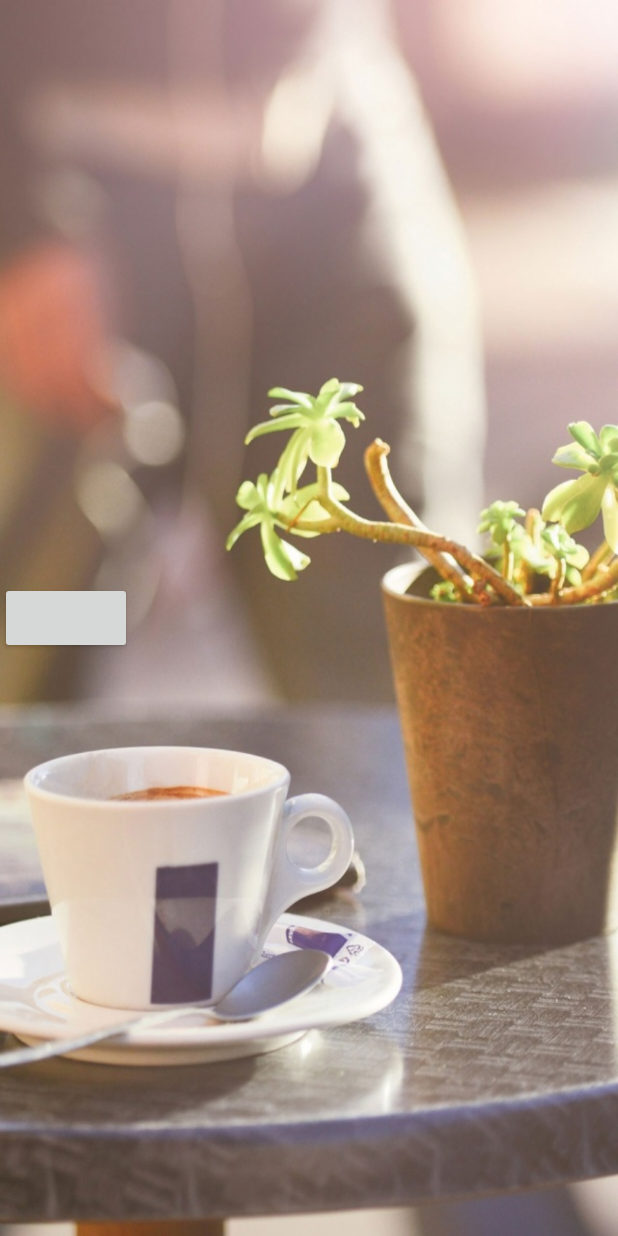
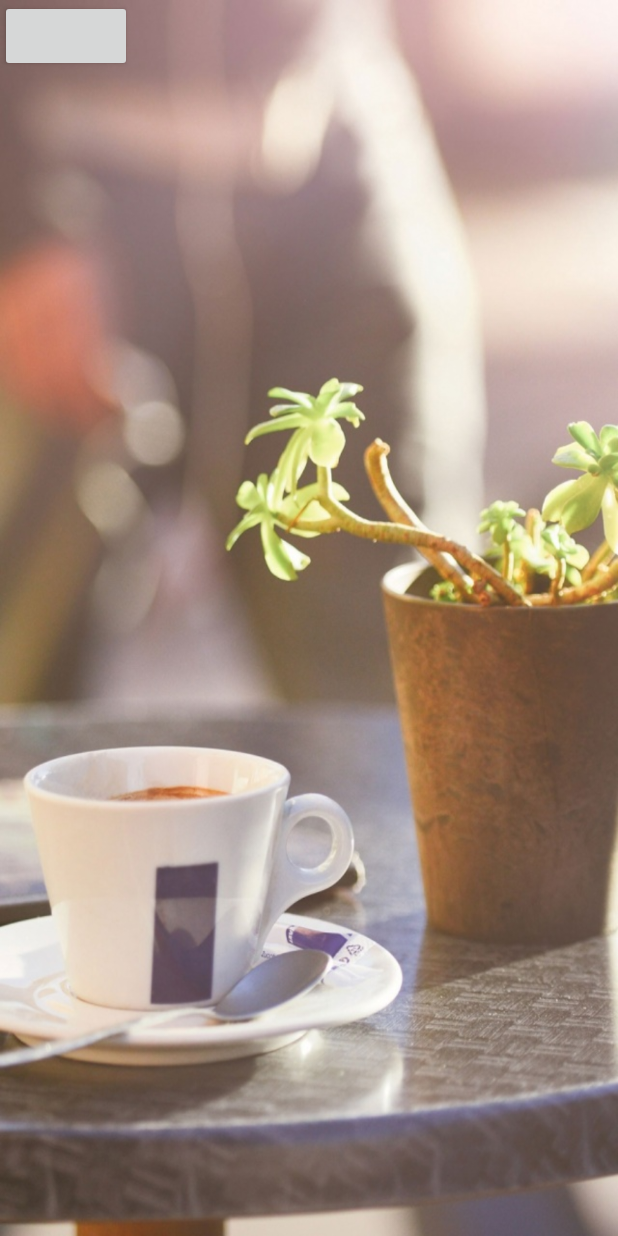
Before and after one commit to BankkokBank/final_project_android, an Android app: the screen it shows after launch (LoginActivity), on a phone screen of 412 x 824 dp. Run offline under Robolectric (Android 15) with nearby library versions, the phone set to English and light mode, and no system bars; libraries missing offline, so code that uses them is left out: com.facebook, com.facebook.appevents, com.facebook.login; plain views replace LoginButton; 4 statements that could not run were skipped.

Commit message:
facebook login

```diff
--- a/LazyCafe/app/src/main/java/kmitl/bank58070041/finalproject/lazycafe/LoginActivity.java
+++ b/LazyCafe/app/src/main/java/kmitl/bank58070041/finalproject/lazycafe/LoginActivity.java
@@ -5,14 +5,45 @@
 import android.support.v7.app.AppCompatActivity;
 import android.os.Bundle;
 
+import com.facebook.CallbackManager;
+import com.facebook.FacebookCallback;
+import com.facebook.FacebookException;
+import com.facebook.FacebookSdk;
+import com.facebook.GraphRequest;
+import com.facebook.appevents.AppEventsLogger;
+import com.facebook.login.LoginResult;
+import com.facebook.login.widget.LoginButton;
 
 public class LoginActivity extends AppCompatActivity {
 
+    LoginButton loginButton;
+    CallbackManager callbackManager;
     @Override
     protected void onCreate(Bundle savedInstanceState) {
         super.onCreate(savedInstanceState);
         setContentView(R.layout.activity_login);
 
+        loginButton = (LoginButton)findViewById(R.id.login_button);
+        loginButton.setReadPermissions("email","public_profile");
+
+
+        callbackManager = CallbackManager.Factory.create();
+        loginButton.registerCallback(callbackManager, new FacebookCallback<LoginResult>() {
+            @Override
+            public void onSuccess(LoginResult loginResult) {
+
+            }
+
+            @Override
+            public void onCancel() {
+
+            }
+
+            @Override
+            public void onError(FacebookException error) {
+
+            }
+        });
 
     }
 
--- a/LazyCafe/app/src/main/res/layout/activity_login.xml
+++ b/LazyCafe/app/src/main/res/layout/activity_login.xml
@@ -9,9 +9,12 @@
     tools:context="kmitl.bank58070041.finalproject.lazycafe.LoginActivity">
 
     <com.facebook.login.widget.LoginButton
+        android:id="@+id/login_button"
         android:layout_width="wrap_content"
         android:layout_height="wrap_content"
-        android:layout_gravity="center"/>
+        android:layout_gravity="center_horizontal"
+        android:layout_marginTop="30dp"
+        android:layout_marginBottom="30dp" />
 
 
 </LinearLayout>
--- a/LazyCafe/app/src/main/res/values/strings.xml
+++ b/LazyCafe/app/src/main/res/values/strings.xml
@@ -8,4 +8,7 @@
     <string name="username">" " Username</string>
     <string name="password">" "Password</string>
     <string name="login_with_facebook">Login With Facebook</string>
+    <string name="facebook_app_id">740033442853953</string>
+    <string name="fb_login_protocol_scheme">fb740033442853953</string>
+
 </resources>
```
Also changed, not shown: LazyCafe/app/src/main/AndroidManifest.xml (+20 -3 lines).
